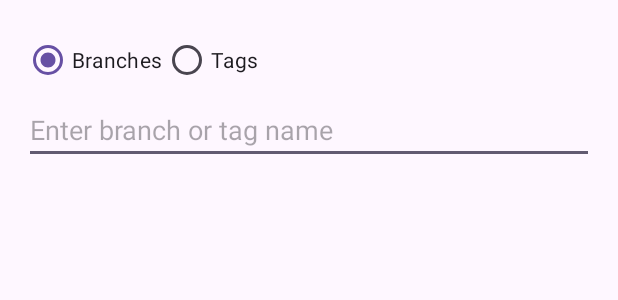
After one commit to Gazman-Dev/bulifier, an Android app built with Jetpack Compose: the layout dialog_checkout.xml on its own in the app's theme, with its tools: preview values and no code run, on a phone screen of 412 x 824 dp. The commit adds this screen. Shown: the top 300 px of the screen. Run offline under Robolectric (Android 15) with nearby library versions, the phone set to English and light mode, and no system bars.

Commit message:
Hello! JGit

```diff
--- a/core/src/main/java/com/bulifier/core/git/ProjectExporter.kt
+++ b/core/src/main/java/com/bulifier/core/git/DbSyncHelper.kt
@@ -4,7 +4,7 @@ import com.bulifier.core.db.db
 import java.io.File
 import com.bulifier.core.db.File as DbFile
 
-class ProjectExporter(
+class DbSyncHelper(
     private val context: Context
 ) {
 
--- /dev/null
+++ b/core/src/main/res/layout/dialog_checkout.xml
@@ -0,0 +1,45 @@
+<?xml version="1.0" encoding="utf-8"?>
+<LinearLayout
+    xmlns:android="http://schemas.android.com/apk/res/android"
+    android:id="@+id/dialogCheckoutLayout"
+    android:layout_width="match_parent"
+    android:layout_height="wrap_content"
+    android:orientation="vertical"
+    android:padding="16dp">
+
+    <!-- RadioGroup for selecting between branches and tags -->
+    <RadioGroup
+        android:id="@+id/radioGroup"
+        android:layout_width="wrap_content"
+        android:layout_height="wrap_content"
+        android:orientation="horizontal">
+
+        <RadioButton
+            android:id="@+id/radioBranches"
+            android:layout_width="wrap_content"
+            android:layout_height="wrap_content"
+            android:text="Branches"
+            android:checked="true" />
+
+        <RadioButton
+            android:id="@+id/radioTags"
+            android:layout_width="wrap_content"
+            android:layout_height="wrap_content"
+            android:text="Tags" />
+    </RadioGroup>
+
+    <!-- EditText for user input -->
+    <EditText
+        android:id="@+id/editTextBranchTag"
+        android:layout_width="match_parent"
+        android:layout_height="wrap_content"
+        android:hint="Enter branch or tag name" />
+
+    <!-- ListView for displaying branches or tags -->
+    <ListView
+        android:id="@+id/listViewItems"
+        android:layout_width="match_parent"
+        android:layout_height="200dp"
+        android:choiceMode="singleChoice" />
+
+</LinearLayout>
--- a/core/src/main/res/menu/git_menu.xml
+++ b/core/src/main/res/menu/git_menu.xml
@@ -1,5 +1,4 @@
 <?xml version="1.0" encoding="utf-8"?>
-<!-- res/menu/popup_menu.xml -->
 <menu xmlns:android="http://schemas.android.com/apk/res/android">
     <item
         android:id="@+id/clone"
@@ -17,4 +16,8 @@
         android:id="@+id/push"
         android:icon="@drawable/baseline_cloud_upload_24"
         android:title="Push &amp; Commit" />
+    <item
+        android:id="@+id/commit"
+        android:icon="@drawable/baseline_cloud_upload_24"
+        android:title="Commit" />
 </menu>
```
Also changed, not shown: core/src/main/java/com/bulifier/core/db/db.kt (+5 -6 lines), core/src/main/java/com/bulifier/core/git/GitViewModel.kt (+75 -41 lines), core/src/main/java/com/bulifier/core/git/git.kt (+66 -16 lines), core/src/main/java/com/bulifier/core/ui/main/CheckoutDialogManager.kt (added, +114 -0 lines), core/src/main/java/com/bulifier/core/ui/main/MainFragment.kt (+8 -28 lines), core/src/main/java/com/bulifier/core/ui/main/MainViewModel.kt (+1 -6 lines).
